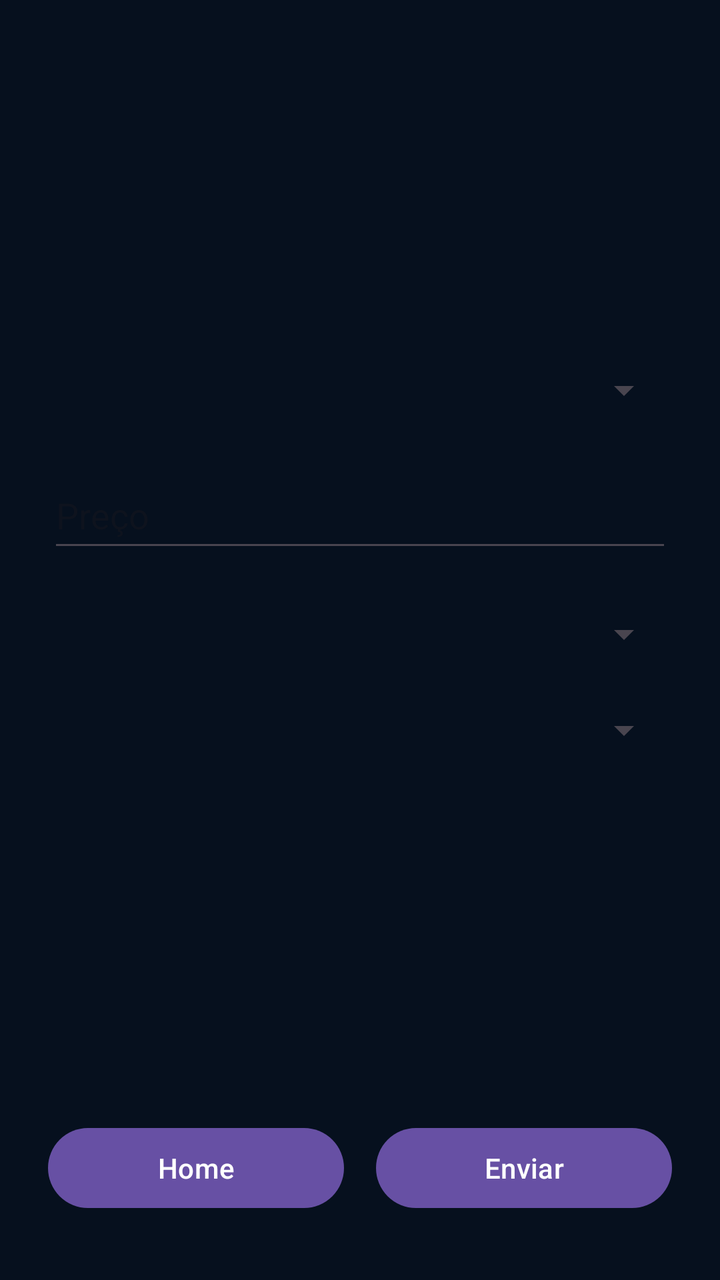
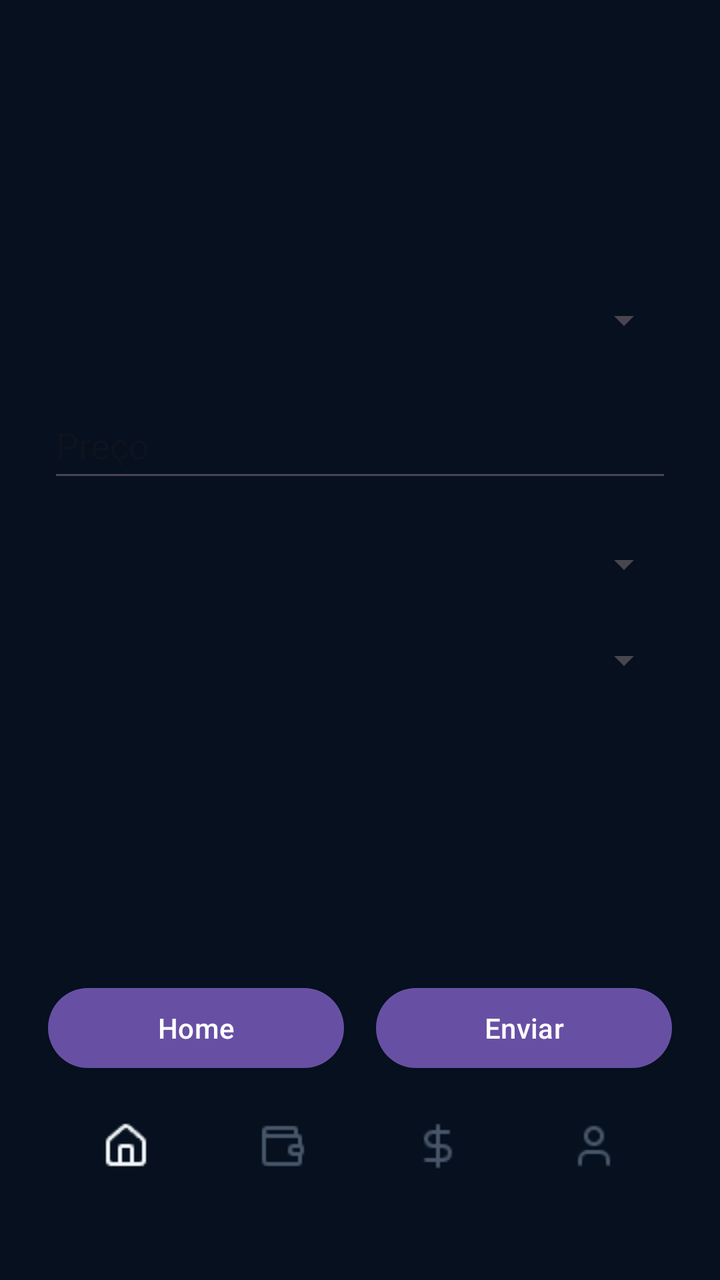

An Android layout rendered at two revisions. The XML below is the earlier revision; the diff shows what the commit changed to produce the second picture.
<!-- AndroidManifest.xml: application theme Theme.AccurancyMobileApp -->
<!-- res/layout/activity_aportes.xml -->
<?xml version="1.0" encoding="utf-8"?>
<ScrollView
    xmlns:android="http://schemas.android.com/apk/res/android"
    xmlns:tools="http://schemas.android.com/tools"
    android:layout_width="match_parent"
    android:layout_height="match_parent"
    android:fillViewport="true"
    tools:context=".activities.Aportes"
    android:background="@color/bg_deep">

    <LinearLayout
        android:id="@+id/main"
        android:layout_width="match_parent"
        android:layout_height="match_parent"
        android:orientation="vertical"
        android:paddingHorizontal="24dp"
        android:paddingBottom="32dp">

        <View
            android:layout_width="match_parent"
            android:layout_height="0dp"
            android:layout_weight="1"/>

        <Spinner
            android:id="@+id/spnAtivo"
            android:layout_width="match_parent"
            android:layout_height="wrap_content"
            android:layout_marginBottom="24dp" />

        <EditText
            android:id="@+id/txtPreco"
            android:layout_width="match_parent"
            android:layout_height="50dp"
            android:layout_marginBottom="24dp"
            android:ems="10"
            android:hint="Preço"
            android:inputType="number"
            android:textColor="@color/text_primary"/>

        <Spinner
            android:id="@+id/spnTipo"
            android:layout_width="match_parent"
            android:layout_height="wrap_content"
            android:layout_marginBottom="24dp" />

        <Spinner
            android:id="@+id/spnRecorrencia"
            android:layout_width="match_parent"
            android:layout_height="wrap_content" />

        <View
            android:layout_width="match_parent"
            android:layout_height="0dp"
            android:layout_weight="1"/>

        <LinearLayout
            android:layout_width="match_parent"
            android:layout_height="wrap_content"
            android:orientation="horizontal">

            <Button
                android:id="@+id/btnHome"
                android:layout_width="0dp"
                android:layout_height="wrap_content"
                android:layout_marginEnd="8dp"
                android:layout_weight="1"
                android:text="Home"/>

            <Button
                android:id="@+id/btnEnviar"
                android:layout_width="0dp"
                android:layout_height="wrap_content"
                android:layout_marginStart="8dp"
                android:layout_weight="1"
                android:text="Enviar"/>

        </LinearLayout>

    </LinearLayout>

</ScrollView>
<!-- resources referenced by this layout -->
<resources>
  <color name="bg_deep">#FF06101E</color>
  <color name="text_primary">#FFF1F5F9</color>
  <style name="Theme.AccurancyMobileApp" parent="Base.Theme.AccurancyMobileApp" />
  <style name="Base.Theme.AccurancyMobileApp" parent="Theme.Material3.DayNight.NoActionBar">
          
          
      </style>
</resources>

<!-- the commit's change to res/layout/activity_aportes.xml (unified diff, before → after) -->
@@ -1,9 +1,9 @@
 <?xml version="1.0" encoding="utf-8"?>
-<ScrollView
-    xmlns:android="http://schemas.android.com/apk/res/android"
+<ScrollView xmlns:android="http://schemas.android.com/apk/res/android"
     xmlns:tools="http://schemas.android.com/tools"
     android:layout_width="match_parent"
     android:layout_height="match_parent"
+    xmlns:app="http://schemas.android.com/apk/res-auto"
     android:fillViewport="true"
     tools:context=".activities.Aportes"
     android:background="@color/bg_deep">
@@ -76,6 +76,17 @@
 
         </LinearLayout>
 
+        <com.google.android.material.bottomnavigation.BottomNavigationView
+            android:id="@+id/bottomNavigation"
+            android:layout_width="match_parent"
+            android:layout_height="70dp"
+            android:layout_alignParentBottom="true"
+            android:background="@color/bg_deep"
+            app:menu="@menu/bottom_menu"
+
+            app:itemActiveIndicatorStyle="@null"
+            app:labelVisibilityMode="unlabeled"
+            app:itemIconTint="@color/buttom_nav_colors"
+            android:layout_gravity="bottom"/>
     </LinearLayout>
-
 </ScrollView>
